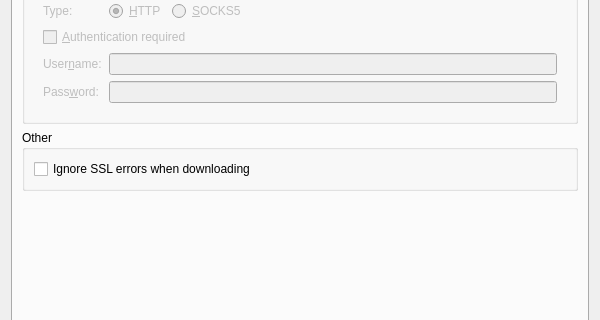
The window that src/libs/ui/settingsdialog.ui (zealdocs/zeal) describes before a commit, drawn with Qt 5; both pictures show x 0 to 600 and y 190 to 510 of the 600 by 700 pixel window.
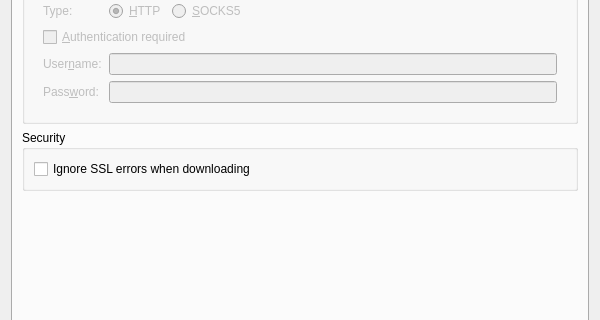
The same window after the commit. The open tabs and pages were chosen to show the change. Custom widgets are drawn as their Qt base class.

```diff
--- a/src/libs/ui/settingsdialog.ui
+++ b/src/libs/ui/settingsdialog.ui
@@ -748,7 +748,7 @@
        <item>
         <widget class="QGroupBox" name="groupBox_8">
          <property name="title">
-          <string>Other</string>
+          <string>Security</string>
          </property>
          <layout class="QVBoxLayout" name="verticalLayout_15">
           <item>
```
